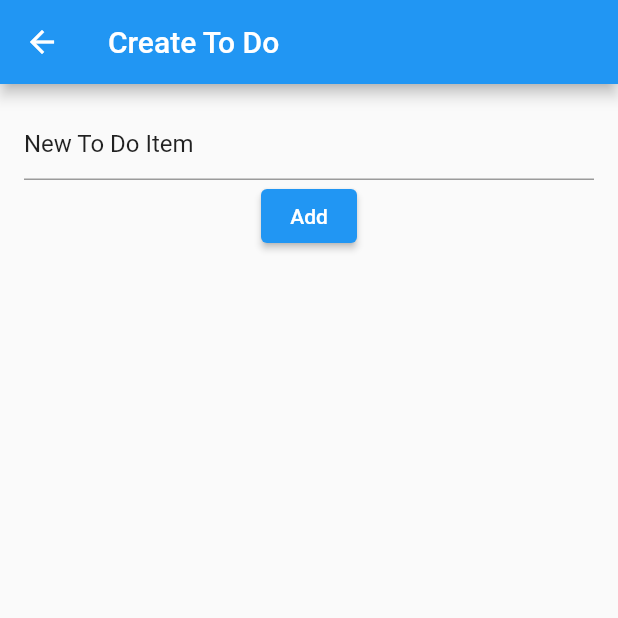
After one commit to finkmoritz/todoapp, a Flutter app: the screen it shows after launch, after a tap on the "add" icon, on a phone screen of 412 x 824 dp, the top half of it. The commit adds this screen. Run offline on Flutter 3.47's test engine with Material 2 defaults, Android fonts, the phone set to English and light mode, and no system bars.

Commit message:
Create new ToDo's via form

```diff
--- a/lib/model/to_do.dart
+++ b/lib/model/to_do.dart
@@ -1,5 +1,5 @@
 class ToDo {
-  ToDo({this.title, this.completed});
+  ToDo({this.title, this.completed = false});
 
   String title;
   bool completed;
--- /dev/null
+++ b/lib/view/create/create_to_do_form.dart
@@ -0,0 +1,42 @@
+import 'package:flutter/material.dart';
+
+class CreateToDoForm extends StatefulWidget {
+
+  @override
+  _CreateToDoFormState createState() => _CreateToDoFormState();
+}
+
+class _CreateToDoFormState extends State<CreateToDoForm> {
+
+  final _formKey = GlobalKey<FormState>();
+  String title = 'New To Do Item';
+
+  @override
+  Widget build(BuildContext context) {
+    return Form(
+      key: _formKey,
+      child: Column(
+        children: [
+          TextFormField(
+            initialValue: title,
+            validator: (value) {
+              if (value.isEmpty) {
+                return 'Please enter a title';
+              }
+              title = value;
+              return null;
+            },
+          ),
+          ElevatedButton(
+            onPressed: () {
+              if (_formKey.currentState.validate()) {
+                Navigator.pop(context, title);
+              }
+            },
+            child: Text('Add'),
+          ),
+        ],
+      ),
+    );
+  }
+}
--- /dev/null
+++ b/lib/view/create/create_to_do_page.dart
@@ -0,0 +1,18 @@
+import 'package:flutter/material.dart';
+import 'package:todoapp/view/create/create_to_do_form.dart';
+
+class CreateToDoPage extends StatelessWidget {
+
+  @override
+  Widget build(BuildContext context) {
+    return Scaffold(
+      appBar: AppBar(
+        title: Text('Create To Do'),
+      ),
+      body: Padding(
+        padding: EdgeInsets.all(16.0),
+        child: CreateToDoForm(),
+      ),
+    );
+  }
+}
--- a/lib/view/home_page.dart
+++ b/lib/view/home_page.dart
@@ -1,7 +1,9 @@
 import 'package:flutter/material.dart';
 import 'package:todoapp/model/to_do.dart';
-import 'package:todoapp/view/to_do_list_item.dart';
-import 'package:todoapp/view/to_do_list_provider.dart';
+import 'package:todoapp/view/create/create_to_do_page.dart';
+
+import 'list/to_do_list_item.dart';
+import 'list/to_do_list_provider.dart';
 
 class HomePage extends StatefulWidget {
   @override
@@ -22,6 +24,17 @@ class _HomePageState extends State<HomePage> {
         itemCount: toDoList.length,
         itemBuilder: (context, index) => ToDoListItem(toDoList[index]),
       ),
+      floatingActionButton: FloatingActionButton(
+        onPressed: () => Navigator.push(
+            context,
+            MaterialPageRoute(
+              builder: (context) => CreateToDoPage(),
+            ),
+        ).then((title) => setState(() {
+          toDoList.add(ToDo(title: title));
+        })),
+        child: Icon(Icons.add),
+      ),
     );
   }
 }
```
Also changed, not shown: lib/view/list/to_do_list_item.dart (renamed from lib/view/to_do_list_item.dart), lib/view/list/to_do_list_provider.dart (renamed from lib/view/to_do_list_provider.dart).
